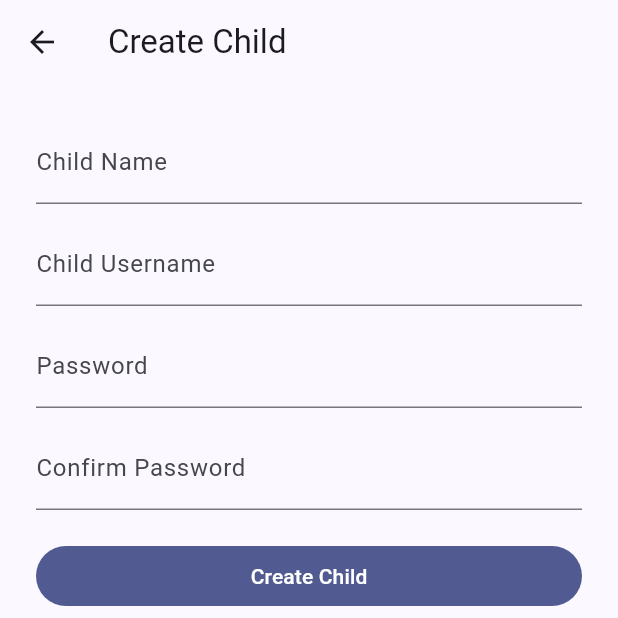
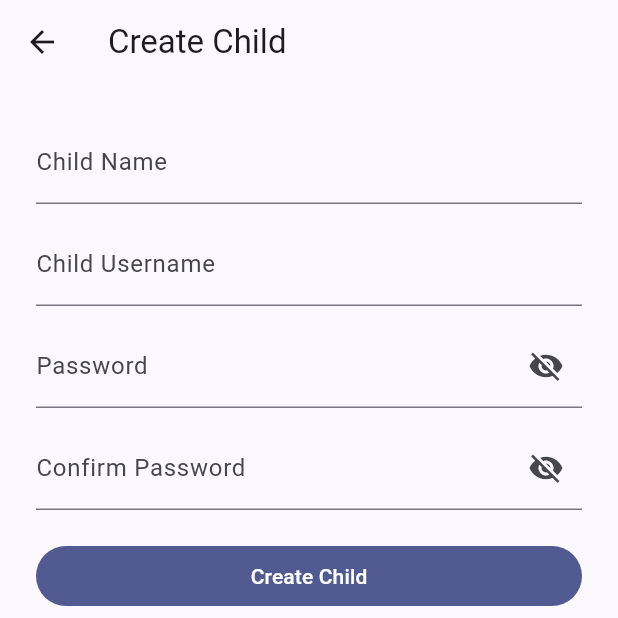
Before and after one commit to hakalukidev/parental-monitoring-mvp, a Flutter app: the CreateChildScreen screen opened directly, on a phone screen of 412 x 824 dp, the top half of it. Run offline on Flutter 3.47's test engine with Material 3 defaults, Android fonts, the phone set to English and light mode, and no system bars; our stand-ins replace flutter_secure_storage, socket_io_client; missing offline and left inert: flutter_webrtc; accounts and stored records are empty.

```diff
--- a/Parental_Monitoring_MVP_API.postman_collection.json
+++ b/Parental_Monitoring_MVP_API.postman_collection.json
@@ -8,7 +8,7 @@
   "variable": [
     {
       "key": "baseUrl",
-      "value": "https://api.hakaluki.dev",
+      "value": "http://192.168.0.150:4000",
       "type": "string"
     },
     {
--- a/parent-app/lib/main.dart
+++ b/parent-app/lib/main.dart
@@ -17,7 +17,7 @@ class ParentApp extends StatelessWidget {
   Widget build(BuildContext context) {
     return MaterialApp(
       debugShowCheckedModeBanner: false,
-      title: 'Parent Monitoring',
+      title: 'Safetly Parent',
       theme: ThemeData(
         useMaterial3: true,
         colorSchemeSeed: Colors.indigo,
--- a/parent-app/lib/screens/create_child_screen.dart
+++ b/parent-app/lib/screens/create_child_screen.dart
@@ -14,6 +14,8 @@ class _CreateChildScreenState extends State<CreateChildScreen> {
   final _username = TextEditingController();
   final _password = TextEditingController();
   final _confirm = TextEditingController();
+  bool _obscurePassword = true;
+  bool _obscureConfirm = true;
   bool _loading = false;
   String? _error;
 
@@ -65,15 +67,31 @@ class _CreateChildScreenState extends State<CreateChildScreen> {
                 const SizedBox(height: 12),
                 TextFormField(
                   controller: _password,
-                  decoration: const InputDecoration(labelText: 'Password'),
-                  obscureText: true,
+                  decoration: InputDecoration(
+                    labelText: 'Password',
+                    suffixIcon: IconButton(
+                      icon: Icon(
+                        _obscurePassword ? Icons.visibility_off : Icons.visibility,
+                      ),
+                      onPressed: () => setState(() => _obscurePassword = !_obscurePassword),
+                    ),
+                  ),
+                  obscureText: _obscurePassword,
                   validator: (v) => (v == null || v.length < 8) ? 'At least 8 characters' : null,
                 ),
                 const SizedBox(height: 12),
                 TextFormField(
                   controller: _confirm,
-                  decoration: const InputDecoration(labelText: 'Confirm Password'),
-                  obscureText: true,
+                  decoration: InputDecoration(
+                    labelText: 'Confirm Password',
+                    suffixIcon: IconButton(
+                      icon: Icon(
+                        _obscureConfirm ? Icons.visibility_off : Icons.visibility,
+                      ),
+                      onPressed: () => setState(() => _obscureConfirm = !_obscureConfirm),
+                    ),
+                  ),
+                  obscureText: _obscureConfirm,
                   validator: (v) => v != _password.text ? 'Passwords do not match' : null,
                 ),
                 const SizedBox(height: 20),
--- a/parent-app/lib/screens/dashboard_screen.dart
+++ b/parent-app/lib/screens/dashboard_screen.dart
@@ -72,7 +72,7 @@ class _DashboardScreenState extends State<DashboardScreen> {
   Widget build(BuildContext context) {
     return Scaffold(
       appBar: AppBar(
-        title: const Text('Parent Dashboard'),
+        title: const Text('Safetly Parent Dashboard'),
         actions: [
           IconButton(onPressed: _refresh, icon: const Icon(Icons.refresh)),
           IconButton(
--- a/parent-app/lib/services/app_config.dart
+++ b/parent-app/lib/services/app_config.dart
@@ -1,11 +1,11 @@
 class AppConfig {
   static const String apiBaseUrl = String.fromEnvironment(
     'API_BASE_URL',
-    defaultValue: 'https://api.hakaluki.dev',
+    defaultValue: 'http://192.168.0.150:4000',
   );
 
   static const String socketUrl = String.fromEnvironment(
     'SOCKET_URL',
-    defaultValue: 'https://api.hakaluki.dev',
+    defaultValue: 'http://192.168.0.150:4000',
   );
 }
--- a/parent-app/pubspec.yaml
+++ b/parent-app/pubspec.yaml
@@ -1,5 +1,5 @@
 name: parent_app
-description: Parent app for the Parental Screen Monitoring MVP
+description: Safetly - Parent application for parental monitoring MVP
 publish_to: 'none'
 version: 1.0.0+1
 
```
Also changed, not shown: parent-app/lib/screens/login_screen.dart (+12 -3 lines), parent-app/lib/screens/register_screen.dart (+23 -5 lines), parent-app/lib/screens/screen_share_screen.dart (+55 -18 lines), 14 other files.
